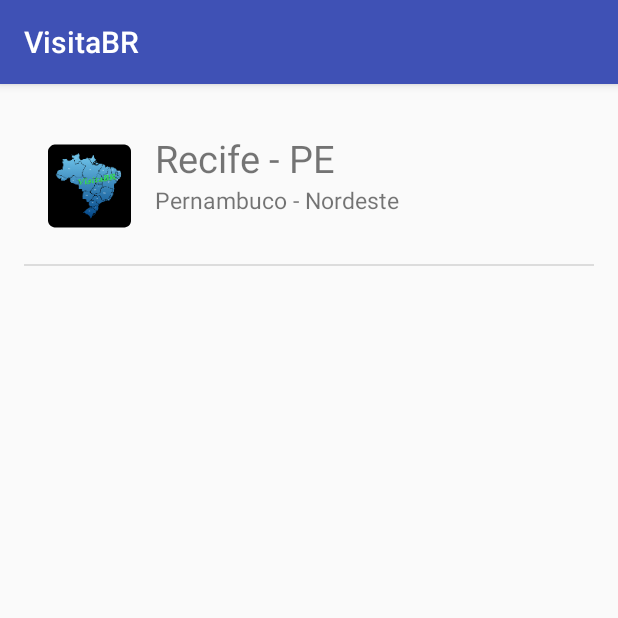
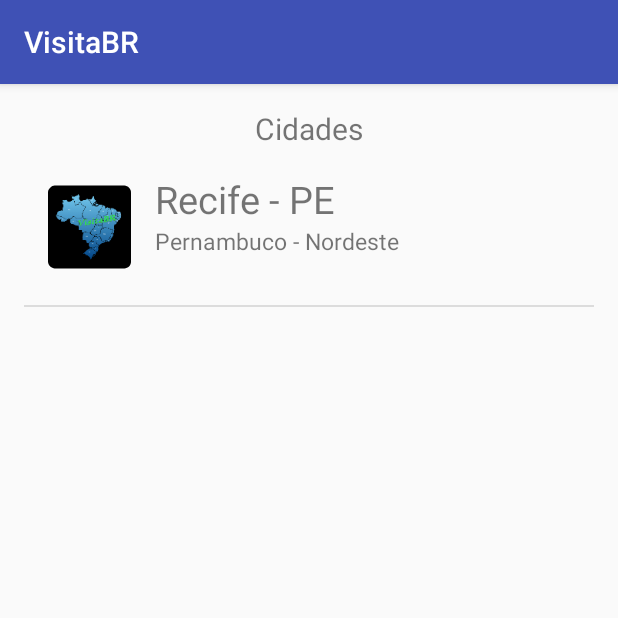
Before and after one commit to sudorafa/VisitaBR, an Android app: the ListCityFragment screen opened directly, with no data from a screen before it, on a phone screen of 412 x 824 dp, the top half of it. Run offline under Robolectric (Android 15) with nearby library versions, the phone set to English and light mode, and no system bars; our stand-ins replace ButterKnife; libraries missing offline, so code that uses them is left out: org.parceler; 7 statements that could not run were skipped.

```diff
--- a/app/src/main/java/com/example/orafa/visitabr/view/ListCityFragment.java
+++ b/app/src/main/java/com/example/orafa/visitabr/view/ListCityFragment.java
@@ -10,6 +10,7 @@ import android.view.View;
 import android.view.ViewGroup;
 import android.widget.ArrayAdapter;
 import android.widget.ListView;
+import android.widget.TextView;
 
 import com.example.orafa.visitabr.R;
 import com.example.orafa.visitabr.adapter.CityAdapter;
@@ -37,6 +38,9 @@ public class ListCityFragment extends Fragment {
 
     @BindView(R.id.list_view_city)
     ListView listViewCity;
+
+    @BindView(R.id.text_view_city_title)
+    TextView textViewCityTitle;
 
     public ListCityFragment() {
         // Required empty public constructor
@@ -80,6 +84,7 @@ public class ListCityFragment extends Fragment {
         mAdapter = new CityAdapter(getContext(), mCityPower);
 
         listViewCity.setAdapter(mAdapter);
+        textViewCityTitle.setText(String.format("%s %s", getString(R.string.citiesOfState), mCountry.getName()));
 
         return layout;
     }
--- a/app/src/main/res/layout/activity_country.xml
+++ b/app/src/main/res/layout/activity_country.xml
@@ -21,7 +21,10 @@
         <android.support.design.widget.TabLayout
             android:id="@+id/tab_layout"
             android:layout_width="match_parent"
-            android:layout_height="wrap_content" />
+            android:layout_height="wrap_content"
+            app:tabGravity="fill"
+            app:tabMaxWidth="0dp"
+            app:tabMode="fixed" />
 
     </android.support.design.widget.AppBarLayout>
 
--- a/app/src/main/res/layout/activity_list_city.xml
+++ b/app/src/main/res/layout/activity_list_city.xml
@@ -7,13 +7,6 @@
     android:layout_height="match_parent"
     android:orientation="vertical"
     android:padding="16dp"
-    tools:context="com.example.orafa.visitabr.view.ListCityActivity">
-
-    <fragment
-        android:id="@+id/fragment_list_country"
-        android:name="com.example.orafa.visitabr.view.ListCityFragment"
-        android:layout_width="match_parent"
-        android:layout_height="0dp"
-        android:layout_weight="1" />
+    tools:context="com.example.orafa.visitabr.view.ListCityFragment">
 
 </LinearLayout>
--- a/app/src/main/res/layout/fragment_list_city.xml
+++ b/app/src/main/res/layout/fragment_list_city.xml
@@ -1,13 +1,22 @@
-<FrameLayout xmlns:android="http://schemas.android.com/apk/res/android"
+<LinearLayout xmlns:android="http://schemas.android.com/apk/res/android"
     xmlns:tools="http://schemas.android.com/tools"
     android:layout_width="match_parent"
+    android:orientation="vertical"
     android:layout_height="match_parent"
     tools:context="com.example.orafa.visitabr.view.ListCityFragment">
 
     <!-- TODO: Update blank fragment layout -->
+    <TextView
+        android:layout_width="match_parent"
+        android:layout_height="wrap_content"
+        android:text="@string/cities"
+        android:textSize="20sp"
+        android:id="@+id/text_view_city_title"
+        android:textAlignment="center"/>
+
     <ListView
         android:id="@+id/list_view_city"
         android:layout_width="match_parent"
         android:layout_height="match_parent" />
 
-</FrameLayout>
+</LinearLayout>
--- a/app/src/main/res/values/strings.xml
+++ b/app/src/main/res/values/strings.xml
@@ -15,4 +15,5 @@
     <string name="went">Vou</string>
     <string name="will">Fui</string>
     <string name="states">Estados</string>
+    <string name="citiesOfState">Cidades do Estado:</string>
 </resources>
```
Also changed, not shown: app/src/main/res/layout-land/activity_country.xml (+34 -12 lines), app/src/main/res/layout-sw600dp/activity_country.xml (+34 -12 lines).
